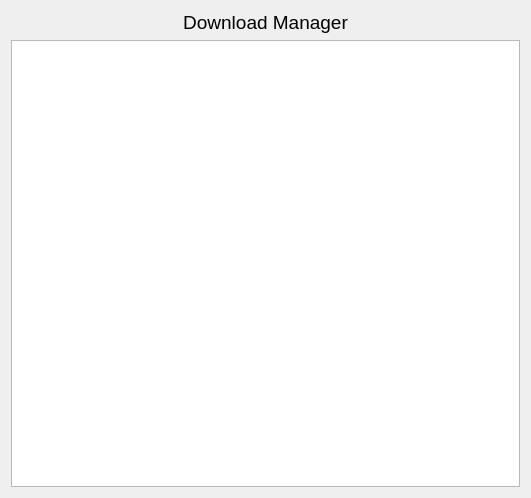
Old version of the form ui/DownloadManager.ui in the repository highfidelity/StackManagerQt.
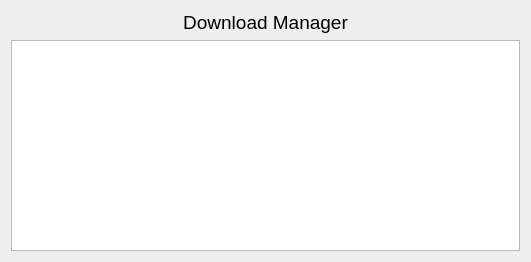
New version of the form.

Patch:
```diff
--- a/ui/DownloadManager.ui
+++ b/ui/DownloadManager.ui
@@ -7,7 +7,7 @@
     <x>0</x>
     <y>0</y>
     <width>531</width>
-    <height>498</height>
+    <height>262</height>
    </rect>
   </property>
   <property name="windowTitle">
```
